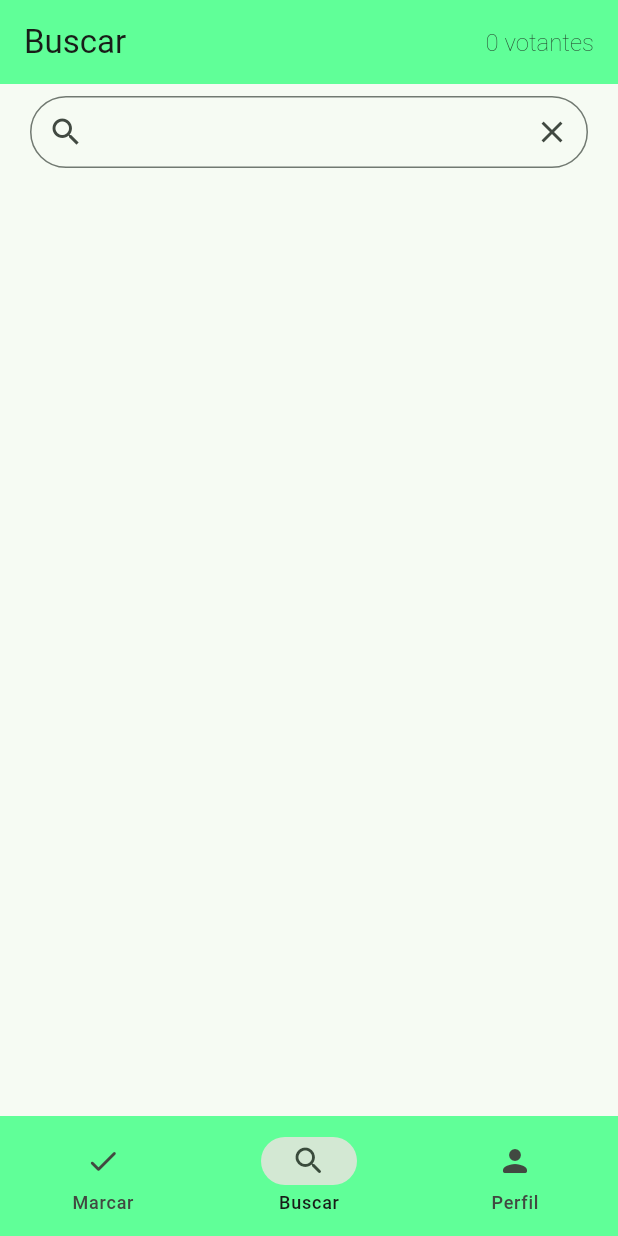
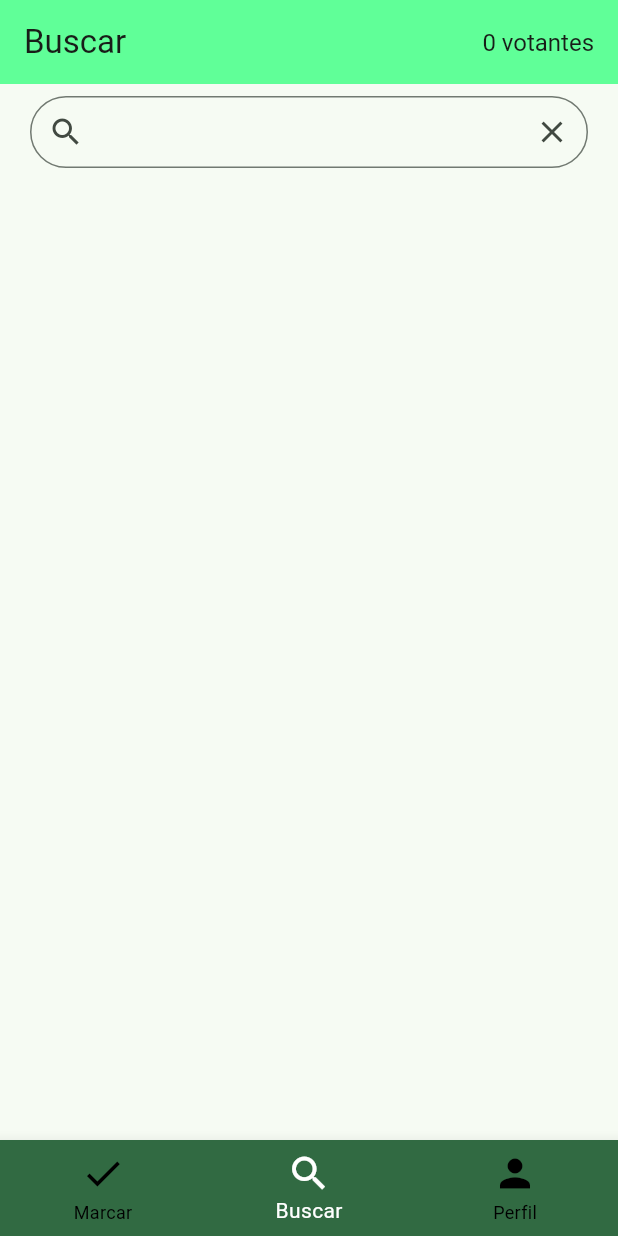
Before and after one commit to AlejandroDiBattista/punteo, a Flutter app: the PaginaInicialPage screen opened directly, item 2 of the bottom bar chosen, on a phone screen of 412 x 824 dp. Run offline on Flutter 3.47's test engine with Material 2 defaults, Android fonts, the phone set to English and light mode, and no system bars; missing offline and left inert: gsheets; key blocks and very long unbroken strings in the code were emptied for the run.

Commit message:
Cambiamos la barra de navegacion

```diff
--- a/lib/modelos/datos.dart
+++ b/lib/modelos/datos.dart
@@ -14,7 +14,7 @@ class Datos {
   static int usuario = 0;
   // static int usuario = 18627585;
 
-  static String version = "1.1.9";
+  static String version = "1.1.10";
 
   static List<Escuela> escuelas = [];
   static List<Votante> votantes = [];
--- a/lib/pages/buscar_page.dart
+++ b/lib/pages/buscar_page.dart
@@ -38,14 +38,7 @@ class _BuscarPageState extends State<BuscarPage> {
   Widget build(BuildContext context) {
     // final votantes = Datos.votantes; //.take(20).toList();
     return Scaffold(
-      appBar: AppBar(
-          title: Row(
-        mainAxisAlignment: MainAxisAlignment.spaceBetween,
-        children: [
-          Text('Buscar', style: TextStyle(fontSize: 22)),
-          Text('${votantes.length} votantes', style: TextStyle(fontSize: 16, fontWeight: FontWeight.w100)),
-        ],
-      )),
+      appBar: crearTitulo(),
       body: Column(
         children: [
           Container(
@@ -87,6 +80,17 @@ class _BuscarPageState extends State<BuscarPage> {
     );
   }
 
+  AppBar crearTitulo() {
+    return AppBar(
+        title: Row(
+      mainAxisAlignment: MainAxisAlignment.spaceBetween,
+      children: [
+        Text('Buscar', style: TextStyle(fontSize: 22)),
+        Text('${votantes.length} votantes', style: TextStyle(fontSize: 16)),
+      ],
+    ));
+  }
+
   Widget divisor(int index) {
     if (index < votantes.length - 1) {
       final siguiente = votantes[index + 1];
--- a/lib/pages/pagina_inicial_page.dart
+++ b/lib/pages/pagina_inicial_page.dart
@@ -30,7 +30,51 @@ class _PaginaInicialPageState extends State<PaginaInicialPage> {
     final color = Theme.of(context).primaryColor;
     return Scaffold(
       body: widget.paginas[widget.index],
-      bottomNavigationBar: crearNavegacion(color),
+      // bottomNavigationBar: crearNavegacion(color),
+      bottomNavigationBar: crearBottomNavigations(context),
+    );
+  }
+
+  Widget crearBottomNavigations(BuildContext context) {
+    final activo = Colors.white; //Theme.of(context).primaryColor;
+    final inactivo = Colors.black;
+
+    return BottomNavigationBar(
+      type: BottomNavigationBarType.fixed, //Agregar esta línea
+      currentIndex: widget.index,
+      showSelectedLabels: true,
+      showUnselectedLabels: true,
+      selectedItemColor: activo,
+      unselectedItemColor: inactivo,
+      backgroundColor: Theme.of(context).primaryColor,
+      items: [
+        BottomNavigationBarItem(
+          label: 'Marcar',
+          icon: Icon(Icons.check, color: inactivo, size: 30),
+          activeIcon: Icon(Icons.check, color: activo, size: 30),
+        ),
+        BottomNavigationBarItem(
+          label: 'Buscar',
+          icon: Icon(Icons.search, color: inactivo, size: 30),
+          activeIcon: Icon(Icons.search, color: activo, size: 30),
+        ),
+        BottomNavigationBarItem(
+          label: 'Perfil',
+          icon: Icon(Icons.person, color: inactivo, size: 30),
+          activeIcon: Icon(Icons.person, color: activo, size: 30),
+        ),
+        if (Datos.esAdministrador)
+          BottomNavigationBarItem(
+            label: 'Ranking',
+            icon: Icon(Icons.bar_chart, color: inactivo, size: 30),
+            activeIcon: Icon(Icons.bar_chart, color: activo, size: 30),
+          ),
+      ],
+      onTap: (index) {
+        setState(() {
+          widget.index = index;
+        });
+      },
     );
   }
 
--- a/lib/widgets/usuario_item.dart
+++ b/lib/widgets/usuario_item.dart
@@ -27,17 +27,17 @@ class UsuarioItem extends StatelessWidget {
           Row(
             mainAxisAlignment: MainAxisAlignment.spaceBetween,
             children: [
-              Text('${usuario.nombre}', style: TextStyle(fontSize: 18, fontWeight: FontWeight.bold)),
+              Text('${usuario.nombre}', style: TextStyle(fontSize: 20, fontWeight: FontWeight.bold)),
               Text('${Datos.cantidadFavoritos(usuario.dni)} favoritos',
                   style: TextStyle(fontSize: 14, color: Colores.comenzar)),
             ],
           ),
           Padding(
-            padding: const EdgeInsets.only(top: 8),
+            padding: const EdgeInsets.only(top: 4),
             child: Text('DNI ${usuario.dni} - ${usuario.domicilio} '),
           ),
           Padding(
-            padding: const EdgeInsets.symmetric(vertical: 8),
+            padding: const EdgeInsets.symmetric(vertical: 4),
             child: Text("${sesiones.length} sesiones, $tiempo minutos ${activo ? '(activo)' : ''}",
                 style: TextStyle(fontSize: 16, color: Colores.comenzar)),
           ),
```
Also changed, not shown: 4 other files.
